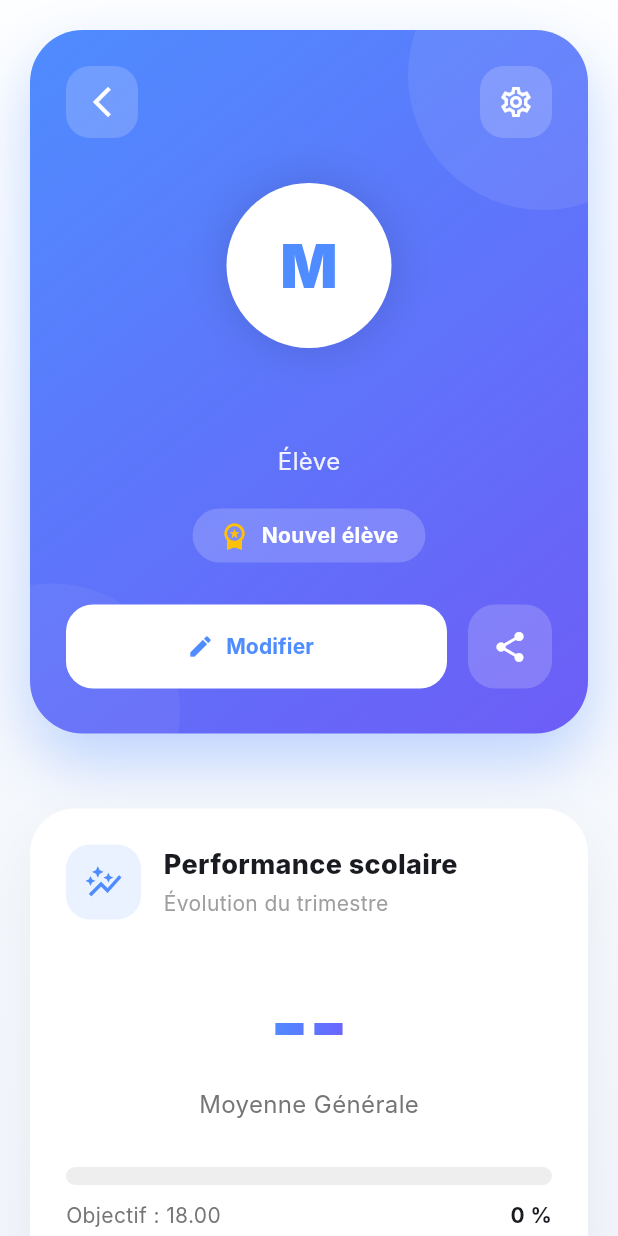
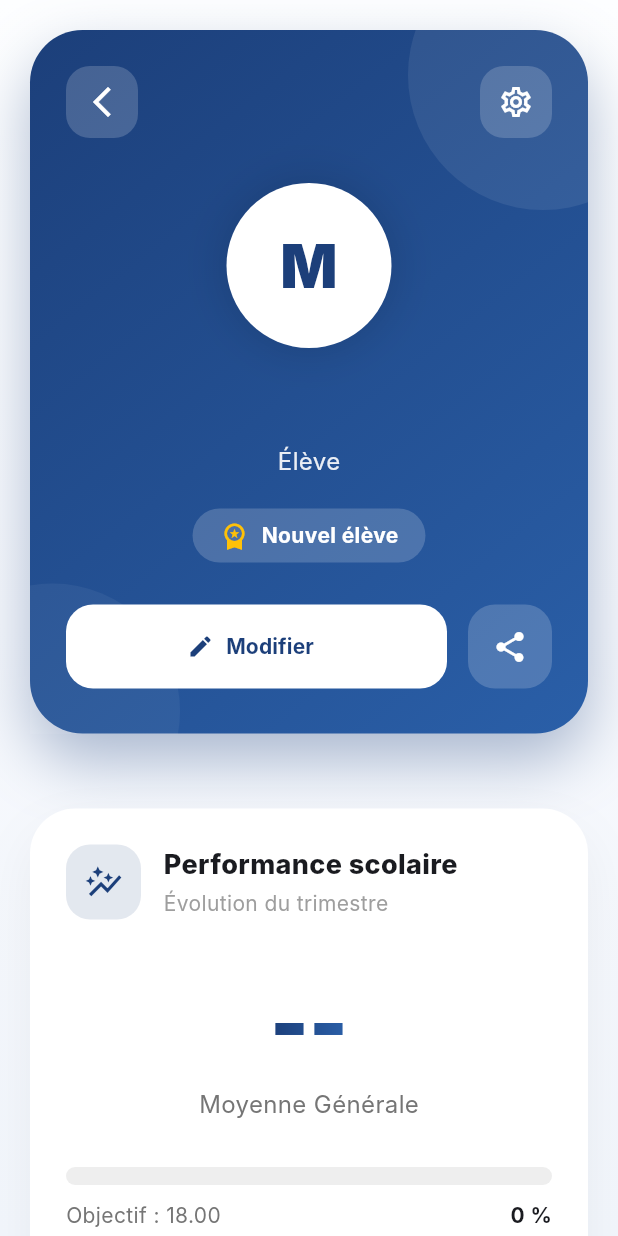
Before and after one commit to draft2023copound-svg/mou3adli, a Flutter app: the ProfileScreen screen opened directly, on a phone screen of 412 x 824 dp. Run offline on Flutter 3.47's test engine with Material 3 defaults, Android fonts, the phone set to English and light mode, and no system bars; our stand-ins replace image_picker, percent_indicator, shared_preferences; accounts and stored records are empty; Roboto replaces fonts that are missing (Inter).

Commit message:
Mise a jour

```diff
--- a/lib/screens/profile_screen.dart
+++ b/lib/screens/profile_screen.dart
@@ -1,3 +1,4 @@
+import 'dart:io';
 import 'package:flutter/material.dart';
 import 'package:provider/provider.dart';
 import '../providers/app_provider.dart';
@@ -6,8 +7,8 @@ import 'term_selection_screen.dart';
 import 'edit_profile_screen.dart';
 import 'settings_screen.dart';
 
-const Color kPrimary = Color(0xff4F8CFF);
-const Color kSecondary = Color(0xff6C63FF);
+const Color kPrimary = Color(0xFF1C3F7A);
+const Color kSecondary = Color(0xFF2A5FA8);
 const Color kBackground = Color(0xffF8FAFC);
 const Color kRoyalBlue = Color(0xFF1C3F7A);
 const Color kMatteGold = Color(0xFFC5A059);
@@ -131,6 +132,8 @@ class ProfileScreen extends StatelessWidget {
 
   // ─── HEADER ───
   Widget _buildHeader(BuildContext context, String displayName, String classLabel, String schoolName, String? photoUrl) {
+    final hasPhoto = photoUrl != null && photoUrl.isNotEmpty;
+
     return Container(
       margin: const EdgeInsets.all(20),
       decoration: BoxDecoration(
@@ -139,8 +142,8 @@ class ProfileScreen extends StatelessWidget {
           begin: Alignment.topLeft,
           end: Alignment.bottomRight,
           colors: [
-            Color(0xff4F8CFF),
-            Color(0xff6D5DF6),
+            Color(0xFF1C3F7A),
+            Color(0xFF2A5FA8),
           ],
         ),
         boxShadow: [
@@ -235,10 +238,10 @@ class ProfileScreen extends StatelessWidget {
                     child: CircleAvatar(
                       radius: 50,
                       backgroundColor: Colors.white,
-                      backgroundImage: photoUrl != null && photoUrl.isNotEmpty
-                          ? NetworkImage(photoUrl)
+                      backgroundImage: hasPhoto
+                          ? FileImage(File(photoUrl))
                           : null,
-                      child: photoUrl == null || photoUrl.isEmpty
+                      child: !hasPhoto
                           ? Text(
                               displayName.isNotEmpty ? displayName[0].toUpperCase() : 'M',
                               style: const TextStyle(
@@ -587,7 +590,7 @@ class ProfileScreen extends StatelessWidget {
           _statItem(
             context: context,
             title: "Objectifs",
-            value: provider.currentGeneralAverage >= 16 ? "✓" : "${(16 - provider.currentGeneralAverage).toStringAsFixed(1)}",
+            value: provider.currentGeneralAverage >= 16 ? "✓" : (16 - provider.currentGeneralAverage).toStringAsFixed(1),
             subtitle: provider.currentGeneralAverage >= 16 ? "Atteint" : "pts restants",
             icon: Icons.flag_rounded,
             color: Colors.teal,
```
